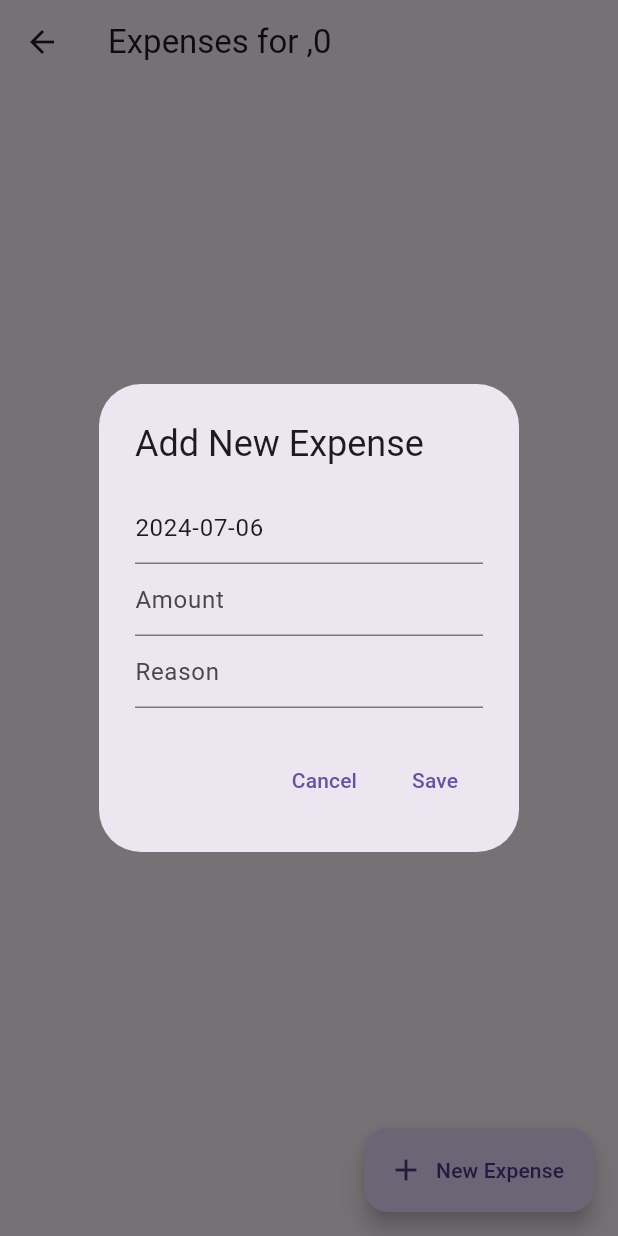
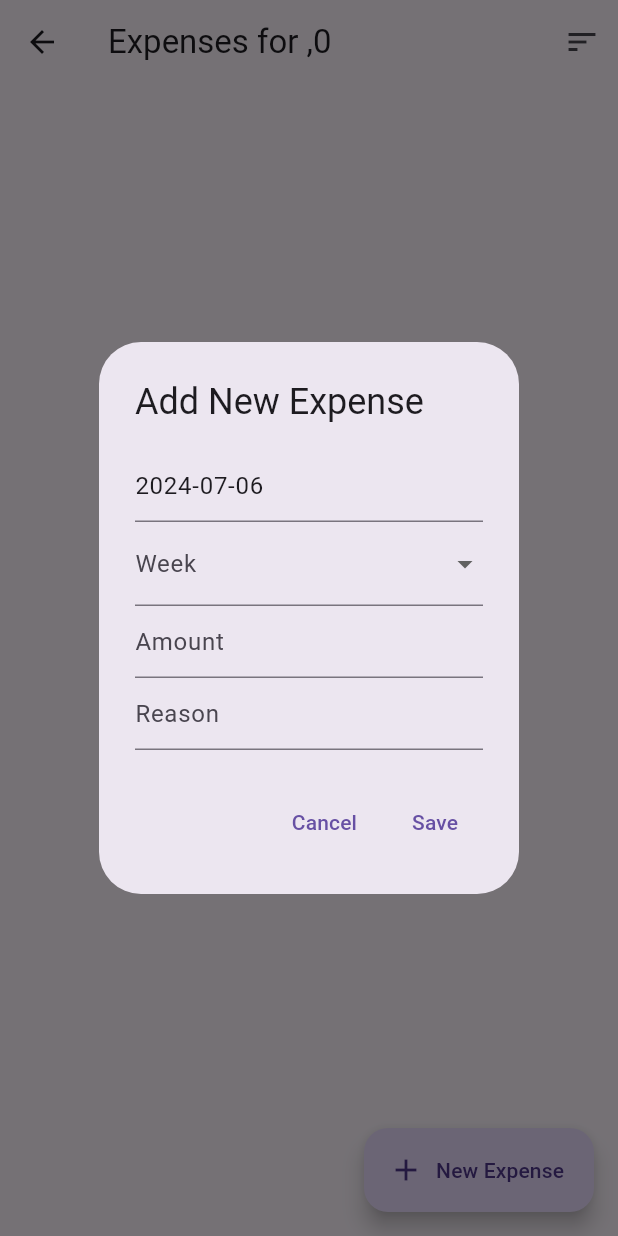
Before and after one commit to RichyWilz/spending_tracker_app, a Flutter app: the ExpensesWidget screen opened directly with empty values, after a tap on "New Expense", on a phone screen of 412 x 824 dp. Run offline on Flutter 3.47's test engine with Material 3 defaults, Android fonts, the phone set to English and light mode, and no system bars; our stand-ins replace sqflite; accounts and stored records are empty.

Commit message:
Implemented the calculation of expenses functionality, awaiting testing. Added a sort icon and logic for handling editing and deletion of expenses.

```diff
--- a/lib/database/expense_model.dart
+++ b/lib/database/expense_model.dart
@@ -4,11 +4,12 @@ class Expense {
   final int? dayId;
   final int? monthsId;
   final String date;
-  final int amount;
+  final double amount;
   final String reason;
-  final int balance;
+  final double balance;
+  final String week;
 
-  Expense({this.dayId, this.monthsId, required this.date, required this.amount, required this.reason, required this.balance});
+  Expense({this.dayId, this.monthsId, required this.date, required this.amount, required this.reason, required this.balance, required this.week});
 
   Map<String, dynamic> toMap() {
     return {
@@ -18,6 +19,7 @@ class Expense {
       'amount': amount,
       'reason': reason,
       'balance': balance,
+      'week': week,
     };
   }
 
@@ -29,6 +31,7 @@ class Expense {
       amount: map['amount'],
       reason: map['reason'],
       balance: map['balance'],
+      week: map['week'],
     );
   }
 }
--- a/lib/database/expenses_dialog.dart
+++ b/lib/database/expenses_dialog.dart
@@ -1,10 +1,19 @@
+import 'package:sqflite/sqflite.dart';
+
 import '/database/database.dart';
 import '/database/expense_model.dart';
+import '/database/month_view_model.dart';
 import 'package:flutter/material.dart';
 import 'package:intl/intl.dart';
 import 'package:spend_app/expense_screen.dart';
 
-void showAddExpenseDialog(BuildContext context,monthId, Function refreshExpenses) {
+final List<String> weeklist = [
+  'Week 1', 'Week 2', 'Week 3', 'Week 4', 'Week 5'
+];
+String? selectedWeek;
+
+// void showAddExpenseDialog(BuildContext context,monthId, Function refreshExpenses) {
+void showAddExpenseDialog(BuildContext context,Month month, Function refreshExpenses) {
   final TextEditingController _amountController = TextEditingController();
   final TextEditingController _reasonController = TextEditingController();
   final TextEditingController _dateController = TextEditingController();
@@ -25,6 +34,20 @@ void showAddExpenseDialog(BuildContext context,monthId, Function refreshExpenses
                 decoration: InputDecoration(
                   hintText: "Date (YYYY-MM-DD)",
                 ),
+              ),
+              DropdownButtonFormField<String>(
+                value: selectedWeek,
+                decoration: InputDecoration(labelText: 'Week'),
+                onChanged: (String? newValue) {
+                  // Update the selectedMonth with the new value
+                  selectedWeek = newValue;
+                },
+                items: weeklist.map<DropdownMenuItem<String>>((String value) {
+                  return DropdownMenuItem<String>(
+                    value: value,
+                    child: Text(value),
+                  );
+                }).toList(),
               ),
               TextField(
                 controller: _amountController,
@@ -53,14 +76,31 @@ void showAddExpenseDialog(BuildContext context,monthId, Function refreshExpenses
             child: const Text('Save'),
             onPressed: () async {
               final expense = Expense(
-                monthsId: monthId,
+                monthsId: month.monthsId,
+                week: selectedWeek ?? 'Default Week',
                 date: _dateController.text,
-                amount: int.parse(_amountController.text),
+                amount: double.parse(_amountController.text),
                 reason: _reasonController.text,
-                balance: 0,
+                balance: month.finalBalance - double.parse(_amountController.text),
               );
               await DatabaseHelper.instance.createExpense(expense.toMap());
+              await DatabaseHelper.instance.calculateAdjustedBalanceForExpense(expense.dayId!, month.monthsId!, month.deposit);
               refreshExpenses();
+
+
+
+              double fbalance = await DatabaseHelper.instance.calculateTotalExpenses(month.monthsId!);
+              final db = await DatabaseHelper.instance.database;
+              await db.update(
+                'months',
+                {
+                  'finalBalance': month.deposit-fbalance,
+                },
+                where: 'months_id = ?',
+                whereArgs: [month.monthsId],
+              );
+              await DatabaseHelper.instance.getMonths();
+
               Navigator.of(context).pop();
               },
               // Here, you would collect the data from the controllers
--- a/lib/database/month_view_model.dart
+++ b/lib/database/month_view_model.dart
@@ -2,18 +2,18 @@ class Month {
   final int? monthsId;
   final String month;
   final int year;
-  final int initialBalance;
-  final int finalBalance;
+  final double deposit;
+  final double finalBalance;
 
-  Month({this.monthsId, required this.month, required this.year, required this.initialBalance, required this.finalBalance});
+  Month({this.monthsId, required this.month, required this.year, required this.deposit,required this.finalBalance});
 
   Map<String, dynamic> toMap() {
     return {
       'months_id': monthsId,
       'month': month,
       'year': year,
-      'initial_balance': initialBalance,
-      'final_balance': finalBalance,
+      'deposit': deposit,
+      'finalBalance': finalBalance,
     };
   }
 
@@ -22,8 +22,8 @@ class Month {
       monthsId: map['months_id'],
       month: map['month'],
       year: map['year'],
-      initialBalance: map['initial_balance'],
-      finalBalance: map['final_balance'],
+      deposit: map['deposit'],
+      finalBalance: map['finalBalance'],
     );
   }
 }
--- a/lib/database/months_dialog.dart
+++ b/lib/database/months_dialog.dart
@@ -1,5 +1,6 @@
 import '/database/database.dart';
 import '/database/month_view_model.dart';
+import '/database/expense_model.dart';
 import 'package:flutter/material.dart';
 // import 'package:sqflite/sqflite.dart'; // Importing the sqflite package for working with SQLite databases
 // import 'package:path/path.dart'; // Importing the path package for working with file paths
@@ -65,10 +66,12 @@ void showAddMonthDialog(BuildContext context, Function refreshMonths) {
           TextButton(
             child: Text('Save'),
               onPressed: () async {
+                // final expense = Expense();
+                // double balance = await DatabaseHelper.instance.calculateTotalExpenses(expense)
                 final month = Month(
                   month: selectedMonth ?? "Default Month",
                   year: int.parse(_yearController.text),
-                  initialBalance: int.parse(_initialBalanceController.text),
+                  deposit: double.parse(_initialBalanceController.text),
                   finalBalance: 0,
                 );
                 await DatabaseHelper.instance.createMonth(month.toMap());
--- a/lib/expense_screen.dart
+++ b/lib/expense_screen.dart
@@ -4,6 +4,9 @@ import 'package:spend_app/months_view_screen.dart';
 import '/database/month_view_model.dart';
 import '/database/database.dart';
 import '/database/expenses_dialog.dart';
+import '/database/deleteexpense_dialog.dart';
+import '/database/editexpense_dialog.dart';
+
 
 class ExpensesWidget extends StatefulWidget {
   final Month selectedMonth;
@@ -23,7 +26,7 @@ class _ExpensesWidgetState extends State<ExpensesWidget> {
     super.initState();
     if (widget.selectedMonth.monthsId != null) {
       fetchExpensesForMonth();
-      calculateTotalExpenses();
+      // calculateTotalExpenses();
     }
   }
 
@@ -37,15 +40,48 @@ class _ExpensesWidgetState extends State<ExpensesWidget> {
     expensesFuture = DatabaseHelper.instance.getExpensesByMonthId(widget.selectedMonth.monthsId!);
   }
 
-  void calculateTotalExpenses() {
-    totalExpensesFuture = DatabaseHelper.instance.calculateTotalExpenses(widget.selectedMonth.monthsId!);
-  }
+  // void calculateTotalExpenses() {
+  //   totalExpensesFuture = DatabaseHelper.instance.calculateTotalExpenses(widget.selectedMonth.monthsId!);
+  // }
 
   @override
   Widget build(BuildContext context) {
     return Scaffold(
       appBar: AppBar(
         title: Text('Expenses for ${widget.selectedMonth.month},${widget.selectedMonth.year}'),
+        actions: <Widget>[
+          PopupMenuButton<String>(
+            onSelected: (String value) {
+              // Handle your action on selection here
+              print(value); // For example, print the selected week
+            },
+            itemBuilder: (BuildContext context) {
+              return [
+                PopupMenuItem<String>(
+                  value: 'Week 1',
+                  child: Text('Week 1'),
+                ),
+                PopupMenuItem<String>(
+                  value: 'Week 2',
+                  child: Text('Week 2'),
+                ),
+                PopupMenuItem<String>(
+                  value: 'Week 3',
+                  child: Text('Week 3'),
+                ),
+                PopupMenuItem<String>(
+                  value: 'Week 4',
+                  child: Text('Week 4'),
+                ),
+                PopupMenuItem<String>(
+                  value: 'Week 5',
+                  child: Text('Week 5'),
+                ),
+              ];
+            },
+            icon: Icon(Icons.sort),
+          ),
+        ],
       ),
       body: FutureBuilder<List<Expense>>(
         future: expensesFuture,
@@ -66,7 +102,7 @@ class _ExpensesWidgetState extends State<ExpensesWidget> {
                     child: Column(
                       children: <Widget>[
                         Text(
-                          "hello",
+                          "Initial Deposit: UGX ${widget.selectedMonth.deposit}",
                           style: TextStyle(
                             fontWeight: FontWeight.bold,
                             fontSize: 18.0,
@@ -76,18 +112,18 @@ class _ExpensesWidgetState extends State<ExpensesWidget> {
                         SizedBox(height: 4.0),
                         Align(
                           alignment: Alignment.centerLeft,
-                          child: Text("rororr"),
+                          child: Text("Overall Balance: UGX  ${widget.selectedMonth.finalBalance}"),
                         ),
                         SizedBox(height: 4.0),
                         Align(
                           alignment: Alignment.centerLeft,
-                          child: Text("hehe"),
+                          child: Text("Monthly Expense of ${widget.selectedMonth.month} of ${widget.selectedMonth.year}"),
                         ),
-                        SizedBox(height: 4.0),
-                        Align(
-                          alignment: Alignment.centerLeft,
-                          child: Text("rilli"),
-                        ),
+                        // SizedBox(height: 4.0),
+                        // Align(
+                        //   alignment: Alignment.centerLeft,
+                        //   child: Text("rilli"),
+                        // ),
                         SizedBox(height: 8.0),
                         Row(
                           mainAxisAlignment: MainAxisAlignment.spaceBetween,
@@ -115,15 +151,17 @@ class _ExpensesWidgetState extends State<ExpensesWidget> {
                     itemCount: snapshot.data!.length,
                     itemBuilder: (context, index) {
                       Expense expense = snapshot.data![index];
-                      return ListTile(
-                        title: Text(expense.reason),
-                        subtitle: Text('${expense.date} - \$${expense.amount}'),
+                      return  Card(
+                        child: ListTile(
+                          title: Text(expense.date),
+                          subtitle: Text('Spent: UGX ${expense.amount}\nBalance: UGX ${expense.balance}'),
                           trailing: Row(
                             mainAxisSize: MainAxisSize.min,
                             children: <Widget>[
                               IconButton(
                                 icon: Icon(Icons.edit),
                                 onPressed: () {
+                                  showEditExpenseDialog(context, widget.selectedMonth ,expense, refreshExpenses);
                                   // Implement edit functionality
                                 },
                               ),
@@ -131,9 +169,12 @@ class _ExpensesWidgetState extends State<ExpensesWidget> {
                                 icon: Icon(Icons.delete),
                                 onPressed: () {
                                   // Implement delete functionality
+                                  showDeleteExpenseDialog(context,widget.selectedMonth, expense, refreshExpenses);
                                 },
                               ),
                             ],
+                          ),
+                          // onTap: ,
                         ),
                       );
                     },
@@ -149,7 +190,7 @@ class _ExpensesWidgetState extends State<ExpensesWidget> {
       floatingActionButton: FloatingActionButton.extended(
         onPressed: () {
           // Handle "New Expense" action
-          showAddExpenseDialog(context, widget.selectedMonth.monthsId, refreshExpenses);
+          showAddExpenseDialog(context, widget.selectedMonth, refreshExpenses);
         },
         icon: const Icon(Icons.add),
         label: const Text('New Expense'),
--- a/lib/months_view_screen.dart
+++ b/lib/months_view_screen.dart
@@ -46,7 +46,7 @@ class _MonthsScreenState extends State<MonthsScreen> {
                 final month = snapshot.data![index];
                 return Card(
                   child: ListTile(
-                    title: Text('${month.month} ${month.year} ${month.monthsId} ${month.initialBalance} ${month.finalBalance}'),
+                    title: Text('${month.month} ${month.year} ${month.monthsId} ${month.deposit} ${month.finalBalance}'),
                     trailing: PopupMenuButton<String>(
                       onSelected: (value) {
                         if (value == 'edit') {
```
Also changed, not shown: lib/database/database.dart (+43 -6 lines), lib/database/deleteexpense_dialog.dart (added, +52 -0 lines), lib/database/editexpense_dialog.dart (added, +117 -0 lines), lib/database/editmonth_dialog.dart (+21 -11 lines). Lines whose indentation alone changed are shown as unchanged.
